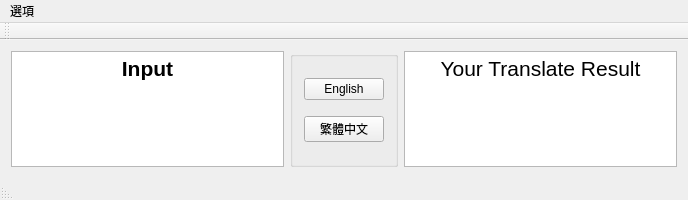
Before: the Qt Designer form Translator/mainwindow.ui in kevinbird61/local-google-translator, drawn with Qt 5.
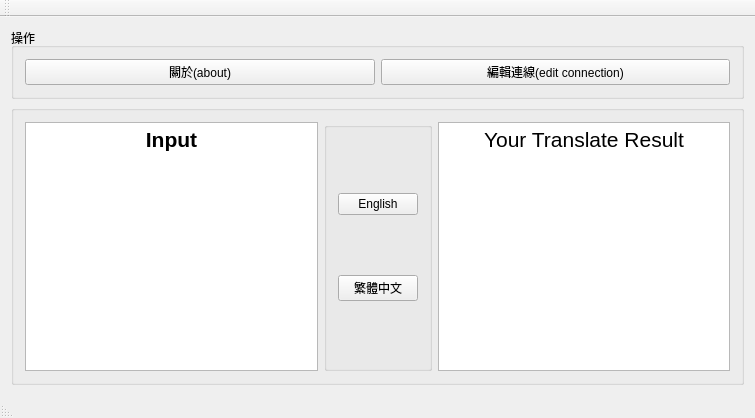
After: the same form once the commit is applied.

The edit to the form file:
```diff
--- a/Translator/mainwindow.ui
+++ b/Translator/mainwindow.ui
@@ -6,8 +6,8 @@
    <rect>
     <x>0</x>
     <y>0</y>
-    <width>688</width>
-    <height>200</height>
+    <width>755</width>
+    <height>418</height>
    </rect>
   </property>
   <property name="windowTitle">
@@ -16,6 +16,35 @@
   <widget class="QWidget" name="centralWidget">
    <layout class="QGridLayout" name="gridLayout">
     <item row="0" column="0">
+     <widget class="QGroupBox" name="toolLayout">
+      <property name="title">
+       <string>操作</string>
+      </property>
+      <layout class="QGridLayout" name="gridLayout_2">
+       <item row="0" column="0">
+        <widget class="QPushButton" name="aboutBtn">
+         <property name="text">
+          <string>關於(about)</string>
+         </property>
+        </widget>
+       </item>
+       <item row="0" column="1">
+        <widget class="QPushButton" name="editconnBtn">
+         <property name="text">
+          <string>編輯連線(edit connection)</string>
+         </property>
+        </widget>
+       </item>
+      </layout>
+     </widget>
+    </item>
+    <item row="1" column="0">
+     <widget class="QGroupBox" name="mainLayout">
+      <property name="title">
+       <string/>
+      </property>
+      <layout class="QHBoxLayout" name="horizontalLayout_2">
+       <item>
      <widget class="QTextEdit" name="TransEdit">
       <property name="layoutDirection">
        <enum>Qt::LeftToRight</enum>
@@ -35,8 +64,8 @@
       </property>
      </widget>
     </item>
-    <item row="0" column="3" colspan="2">
-     <widget class="QGroupBox" name="groupBox">
+       <item>
+        <widget class="QGroupBox" name="translateType">
       <property name="title">
        <string/>
       </property>
@@ -58,7 +87,7 @@
       </layout>
      </widget>
     </item>
-    <item row="0" column="5">
+       <item>
      <widget class="QTextBrowser" name="TransResult">
       <property name="styleSheet">
        <string notr="true">font: 16pt &quot;Courier New&quot;;</string>
@@ -74,22 +103,8 @@
     </item>
    </layout>
   </widget>
-  <widget class="QMenuBar" name="menuBar">
-   <property name="geometry">
-    <rect>
-     <x>0</x>
-     <y>0</y>
-     <width>688</width>
-     <height>25</height>
-    </rect>
-   </property>
-   <widget class="QMenu" name="menu">
-    <property name="title">
-     <string>選項</string>
-    </property>
-    <addaction name="menuBtn_about"/>
-   </widget>
-   <addaction name="menu"/>
+    </item>
+   </layout>
   </widget>
   <widget class="QToolBar" name="mainToolBar">
    <attribute name="toolBarArea">
```
Left out of the diff: 10 changed lines with no effect on the pictures. Lines whose indentation alone changed are shown as unchanged.
